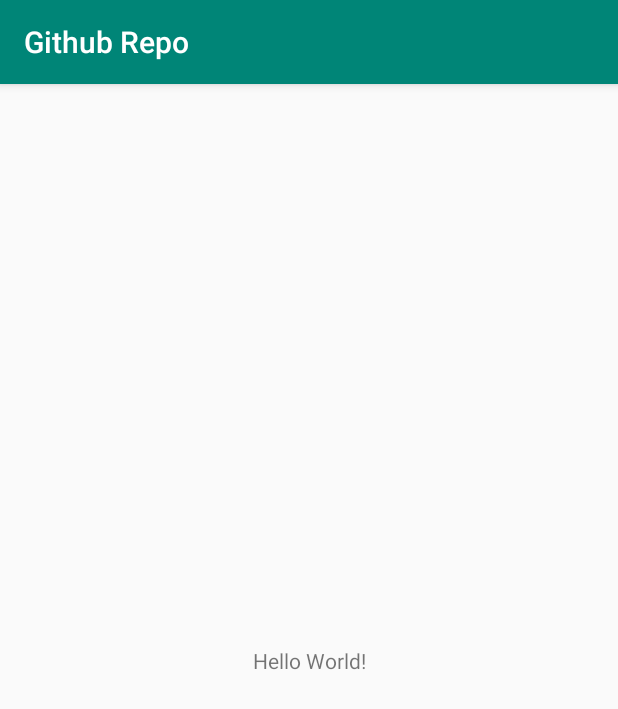
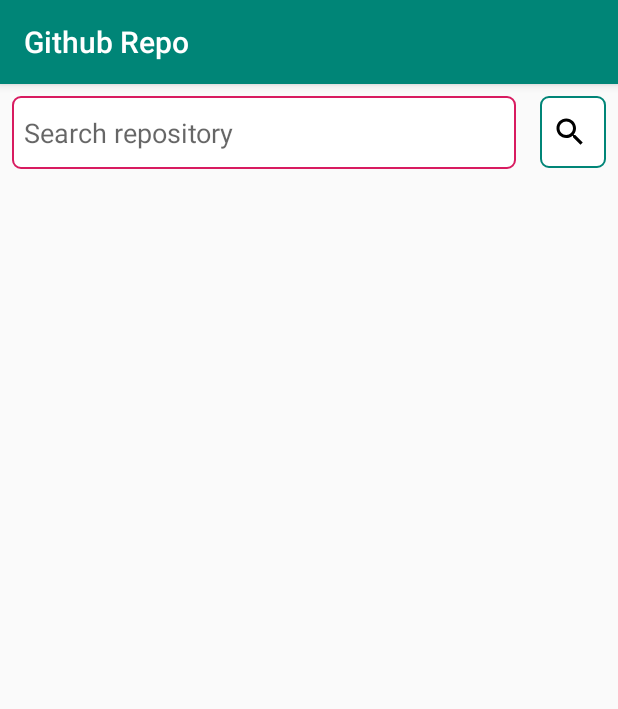
Before and after one commit to kiterunner20/Github-Repo, an Android app: the screen it shows after launch (GithubRepoActivity), on a phone screen of 412 x 824 dp. Shown: the top 709 px of the screen. Run offline under Robolectric (Android 15) with nearby library versions, the phone set to English and light mode, and no system bars; our stand-ins replace ButterKnife; libraries missing offline, so code that uses them is left out: com.evernote.android; 2 statements that could not run were skipped.

Commit message:
1.Created reposearchfragment 2.Added few custom drawables for the UI

```diff
--- a/app/build.gradle
+++ b/app/build.gradle
@@ -15,6 +15,10 @@ android {
             minifyEnabled false
             proguardFiles getDefaultProguardFile('proguard-android-optimize.txt'), 'proguard-rules.pro'
         }
+    }
+    compileOptions {
+        sourceCompatibility = 1.8
+        targetCompatibility = 1.8
     }
 }
 
--- a/app/src/main/AndroidManifest.xml
+++ b/app/src/main/AndroidManifest.xml
@@ -9,7 +9,7 @@
         android:roundIcon="@mipmap/ic_launcher_round"
         android:supportsRtl="true"
         android:theme="@style/AppTheme">
-        <activity android:name=".GithubRepoActivity">
+        <activity android:name=".ui.GithubRepoActivity">
             <intent-filter>
                 <action android:name="android.intent.action.MAIN" />
 
--- a/app/src/main/java/com/learning/githubrepo/GithubRepoActivity.java
+++ /dev/null
@@ -1,40 +0,0 @@
-package com.learning.githubrepo;
-
-
-import android.os.Bundle;
-
-import com.learning.githubrepo.core.BaseActivity;
-
-public class GithubRepoActivity extends BaseActivity {
-
-    @Override
-    protected void onCreate(Bundle savedInstanceState) {
-        super.onCreate(savedInstanceState);
-        setContentView(R.layout.activity_main);
-    }
-
-    @Override
-    protected void initIntentExtras(Bundle extras) {
-
-    }
-
-    @Override
-    protected void initDependencies() {
-
-    }
-
-    @Override
-    protected void initViews() {
-
-    }
-
-    @Override
-    protected void onReady() {
-
-    }
-
-    @Override
-    protected void destroyPresenter() {
-
-    }
-}
--- a/app/src/main/java/com/learning/githubrepo/core/BaseFragment.java
+++ b/app/src/main/java/com/learning/githubrepo/core/BaseFragment.java
@@ -1,6 +1,7 @@
 package com.learning.githubrepo.core;
 
 import android.os.Bundle;
+import android.view.LayoutInflater;
 import android.view.View;
 
 import androidx.annotation.Nullable;
@@ -11,6 +12,7 @@ import com.evernote.android.state.StateSaver;
 import butterknife.ButterKnife;
 
 public abstract class BaseFragment extends Fragment {
+
 
     @Override
     public void onViewCreated(View view, @Nullable Bundle savedInstanceState) {
--- /dev/null
+++ b/app/src/main/java/com/learning/githubrepo/ui/GithubRepoActivity.java
@@ -0,0 +1,65 @@
+package com.learning.githubrepo.ui;
+
+
+import android.os.Bundle;
+
+import androidx.fragment.app.Fragment;
+import androidx.fragment.app.FragmentManager;
+import androidx.fragment.app.FragmentTransaction;
+
+import com.evernote.android.state.State;
+import com.learning.githubrepo.R;
+import com.learning.githubrepo.core.BaseActivity;
+
+public class GithubRepoActivity extends BaseActivity {
+
+    @State
+    int currentScreen;
+
+    @Override
+    protected void onCreate(Bundle savedInstanceState) {
+        super.onCreate(savedInstanceState);
+        setContentView(R.layout.activity_main);
+    }
+
+    @Override
+    protected void initIntentExtras(Bundle extras) {
+
+    }
+
+    @Override
+    protected void initDependencies() {
+
+    }
+
+    @Override
+    protected void initViews() {
+        currentScreen = 0;
+        if (getSupportFragmentManager().findFragmentById(R.id.layout_activity_search_repo) == null) {
+            Fragment fragment = getSupportFragmentManager().findFragmentByTag("search_github_repo");
+
+            if (null == fragment) {
+                fragment = GithubRepoSearchFragment.newInstance();
+            }
+            FragmentManager fragmentManager = getSupportFragmentManager();
+
+            FragmentTransaction transaction = fragmentManager.beginTransaction()
+                    .setCustomAnimations(android.R.anim.fade_in, android.R.anim.fade_out)
+                    .replace(R.id.layout_activity_search_repo, fragment, "search_github_repo");
+            if (currentScreen != 0) {
+                transaction.addToBackStack(null);
+            }
+            transaction.commit();
+        }
+    }
+
+    @Override
+    protected void onReady() {
+
+    }
+
+    @Override
+    protected void destroyPresenter() {
+
+    }
+}
--- /dev/null
+++ b/app/src/main/java/com/learning/githubrepo/ui/GithubRepoSearchFragment.java
@@ -0,0 +1,87 @@
+package com.learning.githubrepo.ui;
+
+import android.os.Bundle;
+import android.view.LayoutInflater;
+import android.view.View;
+import android.view.ViewGroup;
+import android.widget.EditText;
+
+
+import androidx.annotation.NonNull;
+import androidx.annotation.Nullable;
+
+import com.evernote.android.state.State;
+import com.learning.githubrepo.R;
+import com.learning.githubrepo.core.BaseFragment;
+
+import butterknife.BindView;
+import butterknife.OnClick;
+
+public class GithubRepoSearchFragment extends BaseFragment {
+
+    @BindView(R.id.et_search_query)
+    EditText etSearchQuery;
+
+    @State
+    String searchQuery;
+
+
+    public GithubRepoSearchFragment() {
+    }
+
+    public static GithubRepoSearchFragment newInstance() {
+        return new GithubRepoSearchFragment();
+    }
+
+    @Nullable
+    @Override
+    public View onCreateView(@NonNull LayoutInflater inflater, @Nullable ViewGroup container, @Nullable Bundle savedInstanceState) {
+        View v = inflater.inflate(R.layout.fragment_search_githubrepo, container, false);
+        return v;
+    }
+
+    @Override
+    public void onViewCreated(View view, @Nullable Bundle savedInstanceState) {
+        super.onViewCreated(view, savedInstanceState);
+    }
+
+    @Override
+    protected void initArguments(Bundle arguments) {
+
+    }
+
+    @Override
+    protected void initViews() {
+
+    }
+
+    @Override
+    protected void initDependencies() {
+
+    }
+
+    @Override
+    protected void onReady() {
+
+    }
+
+    @Override
+    protected void destroyPresenter() {
+
+    }
+
+    @OnClick(R.id.im_search_repo)
+    public void onSearchRepoClicked() {
+        if (isValid()) {
+            searchQuery = etSearchQuery.getText().toString();
+        }
+    }
+
+    public boolean isValid() {
+        if (etSearchQuery.getText().toString().length() < 1) {
+            etSearchQuery.setError(getString(R.string.enter_repo_name));
+            return false;
+        }
+        return true;
+    }
+}
--- /dev/null
+++ b/app/src/main/res/drawable/custom_search.xml
@@ -0,0 +1,14 @@
+<?xml version="1.0" encoding="utf-8"?>
+<shape xmlns:android="http://schemas.android.com/apk/res/android"
+    android:padding="15dp"
+    android:shape="rectangle">
+    <solid android:color="#FFFFFF"/>
+    <corners
+        android:bottomLeftRadius="5dp"
+        android:bottomRightRadius="5dp"
+        android:topLeftRadius="5dp"
+        android:topRightRadius="5dp"/>
+    <stroke
+        android:color="@color/colorAccent"
+        android:width="1dip"/>
+</shape>
--- /dev/null
+++ b/app/src/main/res/drawable/custom_search_button.xml
@@ -0,0 +1,14 @@
+<?xml version="1.0" encoding="utf-8"?>
+<shape xmlns:android="http://schemas.android.com/apk/res/android"
+    android:padding="15dp"
+    android:shape="rectangle">
+    <solid android:color="#FFFFFF" />
+    <corners
+        android:bottomLeftRadius="5dp"
+        android:bottomRightRadius="5dp"
+        android:topLeftRadius="5dp"
+        android:topRightRadius="5dp" />
+    <stroke
+        android:width="1dip"
+        android:color="@color/colorPrimary" />
+</shape>
--- /dev/null
+++ b/app/src/main/res/drawable/ic_search.xml
@@ -0,0 +1,9 @@
+<vector xmlns:android="http://schemas.android.com/apk/res/android"
+        android:width="24dp"
+        android:height="24dp"
+        android:viewportWidth="24.0"
+        android:viewportHeight="24.0">
+    <path
+        android:fillColor="#FF000000"
+        android:pathData="M15.5,14h-0.79l-0.28,-0.27C15.41,12.59 16,11.11 16,9.5 16,5.91 13.09,3 9.5,3S3,5.91 3,9.5 5.91,16 9.5,16c1.61,0 3.09,-0.59 4.23,-1.57l0.27,0.28v0.79l5,4.99L20.49,19l-4.99,-5zM9.5,14C7.01,14 5,11.99 5,9.5S7.01,5 9.5,5 14,7.01 14,9.5 11.99,14 9.5,14z"/>
+</vector>
--- a/app/src/main/res/layout/activity_main.xml
+++ b/app/src/main/res/layout/activity_main.xml
@@ -1,18 +1,17 @@
 <?xml version="1.0" encoding="utf-8"?>
-<androidx.constraintlayout.widget.ConstraintLayout xmlns:android="http://schemas.android.com/apk/res/android"
-    xmlns:app="http://schemas.android.com/apk/res-auto"
-    xmlns:tools="http://schemas.android.com/tools"
+<LinearLayout xmlns:android="http://schemas.android.com/apk/res/android"
     android:layout_width="match_parent"
     android:layout_height="match_parent"
-    tools:context=".GithubRepoActivity">
+    android:orientation="vertical">
 
-    <TextView
-        android:layout_width="wrap_content"
+    <FrameLayout
+        android:id="@+id/layout_activity_search_repo"
+        android:layout_width="match_parent"
         android:layout_height="wrap_content"
-        android:text="Hello World!"
-        app:layout_constraintBottom_toBottomOf="parent"
-        app:layout_constraintLeft_toLeftOf="parent"
-        app:layout_constraintRight_toRightOf="parent"
-        app:layout_constraintTop_toTopOf="parent" />
+        android:orientation="vertical">
 
-</androidx.constraintlayout.widget.ConstraintLayout>
+
+    </FrameLayout>
+
+
+</LinearLayout>
--- /dev/null
+++ b/app/src/main/res/layout/fragment_search_githubrepo.xml
@@ -0,0 +1,39 @@
+<?xml version="1.0" encoding="utf-8"?>
+<LinearLayout xmlns:android="http://schemas.android.com/apk/res/android"
+    android:layout_width="match_parent"
+    android:layout_height="match_parent"
+    android:orientation="vertical">
+
+    <LinearLayout
+        android:layout_width="match_parent"
+        android:layout_height="wrap_content"
+        android:orientation="horizontal">
+
+        <EditText
+            android:id="@+id/et_search_query"
+            android:layout_width="0dp"
+            android:layout_height="wrap_content"
+            android:layout_margin="@dimen/padding_medium"
+            android:layout_weight="2"
+            android:background="@drawable/custom_search"
+            android:hint="@string/search_repo"
+            android:paddingLeft="8dp"
+            android:paddingTop="12dp"
+            android:paddingRight="12dp"
+            android:paddingBottom="12dp" />
+
+        <ImageView
+            android:id="@+id/im_search_repo"
+            android:layout_width="wrap_content"
+            android:layout_height="wrap_content"
+            android:layout_margin="@dimen/padding_medium"
+            android:background="@drawable/custom_search_button"
+            android:paddingLeft="8dp"
+            android:paddingTop="12dp"
+            android:paddingRight="12dp"
+            android:paddingBottom="12dp"
+            android:src="@drawable/ic_search" />
+
+    </LinearLayout>
+
+</LinearLayout>
--- /dev/null
+++ b/app/src/main/res/values/dimen.xml
@@ -0,0 +1,10 @@
+<?xml version="1.0" encoding="utf-8"?>
+<resources>
+    <dimen name="padding_large">16dp</dimen>
+    <dimen name="padding_medium">8dp</dimen>
+    <dimen name="padding_small">4dp</dimen>
+
+    <dimen name="font_small">12sp</dimen>
+    <dimen name="font_medium">14sp</dimen>
+    <dimen name="font_large">16sp</dimen>
+</resources>
--- a/app/src/main/res/values/strings.xml
+++ b/app/src/main/res/values/strings.xml
@@ -1,3 +1,5 @@
 <resources>
     <string name="app_name">Github Repo</string>
+    <string name="search_repo">Search repository</string>
+    <string name="enter_repo_name">Enter repository name to search</string>
 </resources>
```
